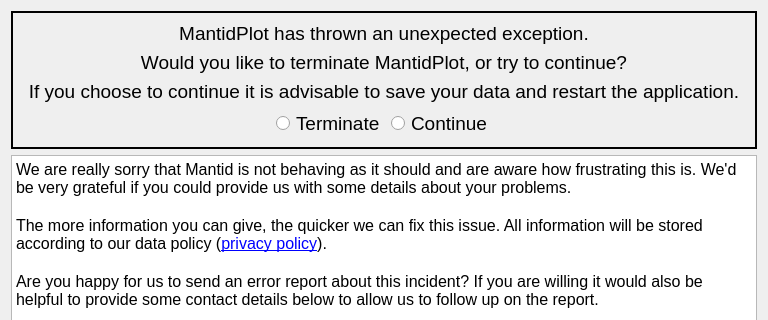
This is scripts/ErrorReporter/errorreport.ui in mantidproject/mantid as Qt 5 draws it before an edit; both pictures show x 0 to 768 and y 0 to 320 of the 768 by 608 pixel window. The edited form follows.
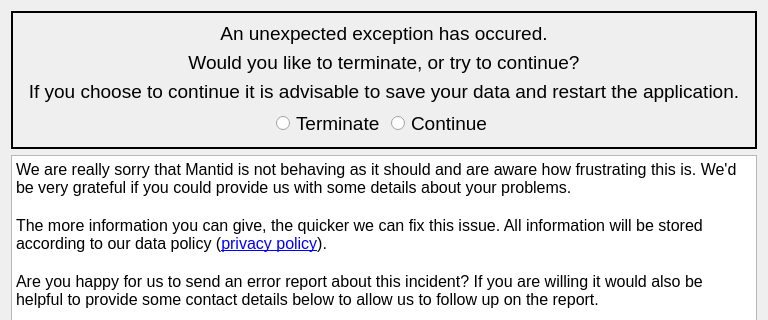
This is the edited form. Icons and pictures are not drawn.

Diff of the .ui file:
```diff
--- a/scripts/ErrorReporter/errorreport.ui
+++ b/scripts/ErrorReporter/errorreport.ui
@@ -258,7 +258,7 @@
         <item>
          <widget class="QLabel" name="label_5">
           <property name="text">
-           <string>MantidPlot has thrown an unexpected exception.</string>
+           <string>An unexpected exception has occured.</string>
           </property>
           <property name="alignment">
            <set>Qt::AlignCenter</set>
@@ -268,7 +268,7 @@
         <item>
          <widget class="QLabel" name="label_3">
           <property name="text">
-           <string>Would you like to terminate MantidPlot, or try to continue?</string>
+           <string>Would you like to terminate, or try to continue?</string>
           </property>
           <property name="alignment">
            <set>Qt::AlignCenter</set>
```
Left out of the diff: 12 changed lines with no effect on the pictures.
